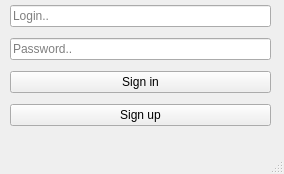
maksim04021/MMM, file auth.ui: the form before one commit.
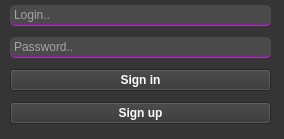
The form after the commit.

The edit to the form file:
```diff
--- a/auth.ui
+++ b/auth.ui
@@ -7,13 +7,50 @@
     <x>0</x>
     <y>0</y>
     <width>284</width>
-    <height>174</height>
+    <height>139</height>
    </rect>
   </property>
   <property name="windowTitle">
-   <string>MainWindow</string>
+   <string>М Музыка</string>
+  </property>
+  <property name="styleSheet">
+   <string notr="true">QFrame {
+	background: #353535; 
+}</string>
   </property>
   <widget class="QWidget" name="centralwidget">
+   <property name="styleSheet">
+    <string notr="true">QWidget {
+            background-color: #353535;
+            color: #ffffff;
+}
+
+QMenu {
+    background-color: #353535;
+    color: white;
+    margin: 2px;
+    border-radius: 8px;
+}
+
+QMenu::item {
+    padding: 5px 30px;
+    border-radius: 8px;
+}
+
+QMenu::item:selected {
+    border: 1px solid black;
+    border-radius: 8px;
+    font-weight: bold;
+}
+
+QMenu::separator {
+    height: 1px;
+    background-color: black;
+    margin-left: 10px;
+    margin-right: 5px;
+    border-radius: 8px;
+}</string>
+   </property>
    <widget class="QWidget" name="layoutWidget">
     <property name="geometry">
      <rect>
@@ -26,6 +63,15 @@
     <layout class="QVBoxLayout" name="verticalLayout">
      <item>
       <widget class="QLineEdit" name="Login">
+       <property name="styleSheet">
+        <string notr="true">QLineEdit {
+	background-color: rgb(74, 74, 74);
+	border-radius: 5px;
+	padding: 2px;
+	color: white;
+	border-bottom:1px solid rgb(216, 13, 252);
+}</string>
+       </property>
        <property name="text">
         <string/>
        </property>
@@ -36,6 +82,15 @@
      </item>
      <item>
       <widget class="QLineEdit" name="Password">
+       <property name="styleSheet">
+        <string notr="true">QLineEdit {
+	background-color: rgb(74, 74, 74);
+	border-radius: 5px;
+	padding: 2px;
+	color: white;
+	border-bottom:1px solid rgb(216, 13, 252);
+}</string>
+       </property>
        <property name="text">
         <string/>
        </property>
@@ -46,6 +101,13 @@
      </item>
      <item>
       <widget class="QPushButton" name="sup">
+       <property name="font">
+        <font>
+         <family>Arial</family>
+         <weight>75</weight>
+         <bold>true</bold>
+        </font>
+       </property>
        <property name="text">
         <string>Sign in</string>
        </property>
@@ -53,6 +115,13 @@
      </item>
      <item>
       <widget class="QPushButton" name="sin">
+       <property name="font">
+        <font>
+         <family>Arial</family>
+         <weight>75</weight>
+         <bold>true</bold>
+        </font>
+       </property>
        <property name="text">
         <string>Sign up</string>
        </property>
@@ -61,17 +130,6 @@
     </layout>
    </widget>
   </widget>
-  <widget class="QMenuBar" name="menubar">
-   <property name="geometry">
-    <rect>
-     <x>0</x>
-     <y>0</y>
-     <width>284</width>
-     <height>21</height>
-    </rect>
-   </property>
-  </widget>
-  <widget class="QStatusBar" name="statusbar"/>
  </widget>
  <resources/>
  <connections/>
```
